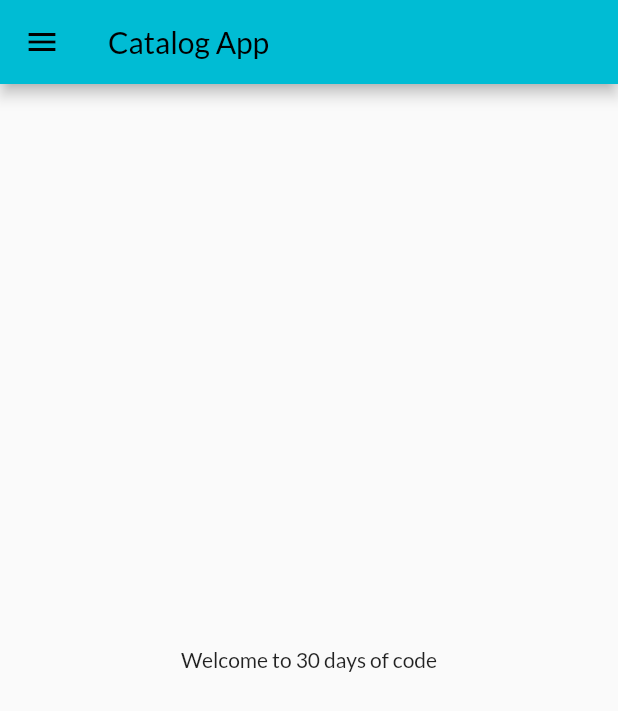
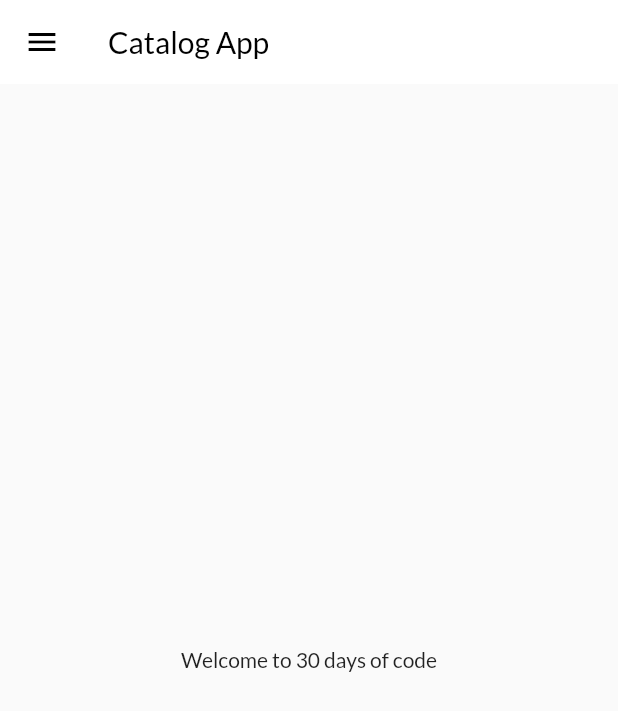
Before and after one commit to Nubla07/30DaysOfFlutter, a Flutter app: the screen it shows after launch, on a phone screen of 412 x 824 dp. Shown: the top 711 px of the screen. Run offline on Flutter 3.47's test engine with Material 2 defaults, Android fonts, the phone set to English and light mode, and no system bars; our stand-ins replace google_fonts.

Commit message:
theme extracted

```diff
--- a/lib/Pages/homepage.dart
+++ b/lib/Pages/homepage.dart
@@ -8,7 +8,9 @@ class Homepage extends StatelessWidget {
   Widget build(BuildContext context) {
     return Scaffold(
       appBar: AppBar(
-        title: Text("Catalog App"),
+        title: Text(
+          "Catalog App",
+        ),
       ),
       body: Center(
         child: Container(
--- a/lib/main.dart
+++ b/lib/main.dart
@@ -1,8 +1,8 @@
-import 'package:flutter/cupertino.dart';
 import 'package:flutter/material.dart';
 import 'package:flutter_application_1/Pages/homepage.dart';
 import 'package:flutter_application_1/loginPage.dart';
 import 'package:flutter_application_1/utils/routes.dart';
+import 'package:flutter_application_1/widgets/themes.dart';
 import 'package:google_fonts/google_fonts.dart';
 
 void main() {
@@ -15,15 +15,9 @@ class MyApp extends StatelessWidget {
   @override
   Widget build(BuildContext context) {
     return MaterialApp(
-        theme: ThemeData(
-          primarySwatch: Colors.cyan,
-          fontFamily: GoogleFonts.lato().fontFamily,
-        ),
+        theme: MyTheme.lightTheme(context),
+        darkTheme: MyTheme.darkTheme(context),
         debugShowCheckedModeBanner: false,
-        themeMode: ThemeMode.light,
-        darkTheme: ThemeData(
-          brightness: Brightness.dark,
-        ),
         initialRoute: MyRoutes.homeRoute,
         routes: {
           "/": (context) => LogInPage(),
--- /dev/null
+++ b/lib/widgets/themes.dart
@@ -0,0 +1,16 @@
+import 'package:flutter/material.dart';
+import 'package:google_fonts/google_fonts.dart';
+
+class MyTheme {
+  static ThemeData lightTheme(BuildContext Context) => ThemeData(
+      primarySwatch: Colors.cyan,
+      fontFamily: GoogleFonts.lato().fontFamily,
+      appBarTheme: AppBarTheme(
+        color: Colors.white,
+        elevation: 0.0,
+        iconTheme: IconThemeData(color: Colors.black),
+        // textTheme: Theme.of(context).textTheme,
+      ));
+  static ThemeData darkTheme(BuildContext Context) =>
+      ThemeData(brightness: Brightness.dark);
+}
```
